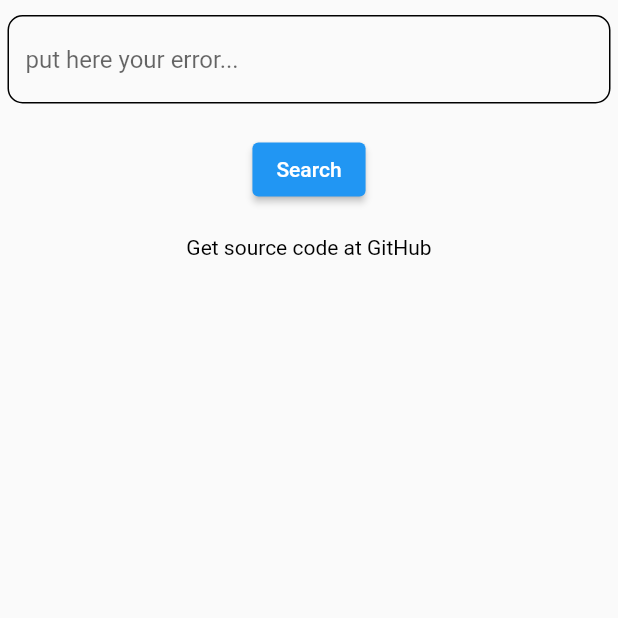
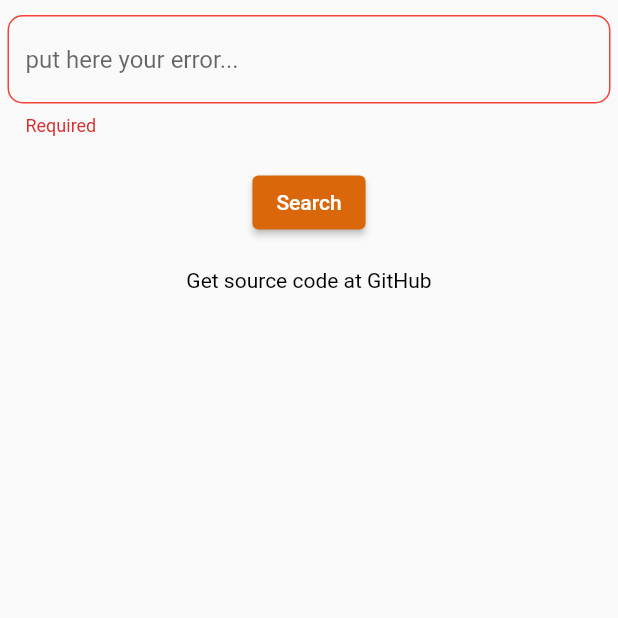
Before and after one commit to eslamelezaby98/stackoverflow_search, a Flutter app: the screen it shows after launch, after a tap on "Search", on a phone screen of 412 x 824 dp, the top half of it. Run offline on Flutter 3.47's test engine with Material 2 defaults, Android fonts, the phone set to English and light mode, and no system bars.

Commit message:
adding valation

```diff
--- a/lib/home_screen.dart
+++ b/lib/home_screen.dart
@@ -10,10 +10,13 @@ class HomeScreen extends StatefulWidget {
 
 class _HomeScreenState extends State<HomeScreen> {
   late String searchWord = '';
+  final formKey = GlobalKey<FormState>();
   @override
   Widget build(BuildContext context) {
     return Scaffold(
-      body: Column(
+      body: Form(
+        key: formKey,
+        child: Column(
           crossAxisAlignment: CrossAxisAlignment.center,
           children: [
             Padding(
@@ -27,7 +30,22 @@ class _HomeScreenState extends State<HomeScreen> {
                   focusedBorder: OutlineInputBorder(
                     borderRadius: BorderRadius.circular(10),
                   ),
+                  errorBorder: OutlineInputBorder(
+                    borderRadius: BorderRadius.circular(10),
+                    borderSide: const BorderSide(color: Colors.red),
                   ),
+                  focusedErrorBorder: OutlineInputBorder(
+                    borderRadius: BorderRadius.circular(10),
+                    borderSide: const BorderSide(color: Colors.red),
+                  ),
+                ),
+                validator: (value) {
+                  if (value!.isEmpty) {
+                    return 'Required';
+                  } else {
+                    return null;
+                  }
+                },
                 onChanged: (value) {
                   searchWord = value;
                 },
@@ -35,11 +53,24 @@ class _HomeScreenState extends State<HomeScreen> {
             ),
             const SizedBox(height: 20),
             ElevatedButton(
+              style: ElevatedButton.styleFrom(
+                elevation: 2,
+                primary: const Color(0xffDA680B),
+              ),
               onPressed: () async {
-              await launch('https://stackoverflow.com/search?q=$searchWord');
+                if (formKey.currentState!.validate()) {
+                  await launch(
+                      'https://stackoverflow.com/search?q=$searchWord');
+                } else {
+                  await launch('https://www.google.com/');
+                }
               },
               child: const Text(
                 'Search',
+                style: TextStyle(
+                  color: Colors.white,
+                  fontSize: 14,
+                ),
               ),
             ),
             const SizedBox(height: 20),
@@ -49,8 +80,7 @@ class _HomeScreenState extends State<HomeScreen> {
                 InkWell(
                   onTap: () async {
                     await launch(
-                      //TODO:  My Github repo
-                      'https://stackoverflow.com/search?q=$searchWord');
+                        'https://github.com/eslamelezaby98/stackoverflow_search');
                   },
                   child: const Text(
                     'Get source code at GitHub',
@@ -64,6 +94,7 @@ class _HomeScreenState extends State<HomeScreen> {
             ),
           ],
         ),
+      ),
     );
   }
 }
```
Also changed, not shown: 1 other file. Lines whose indentation alone changed are shown as unchanged.
